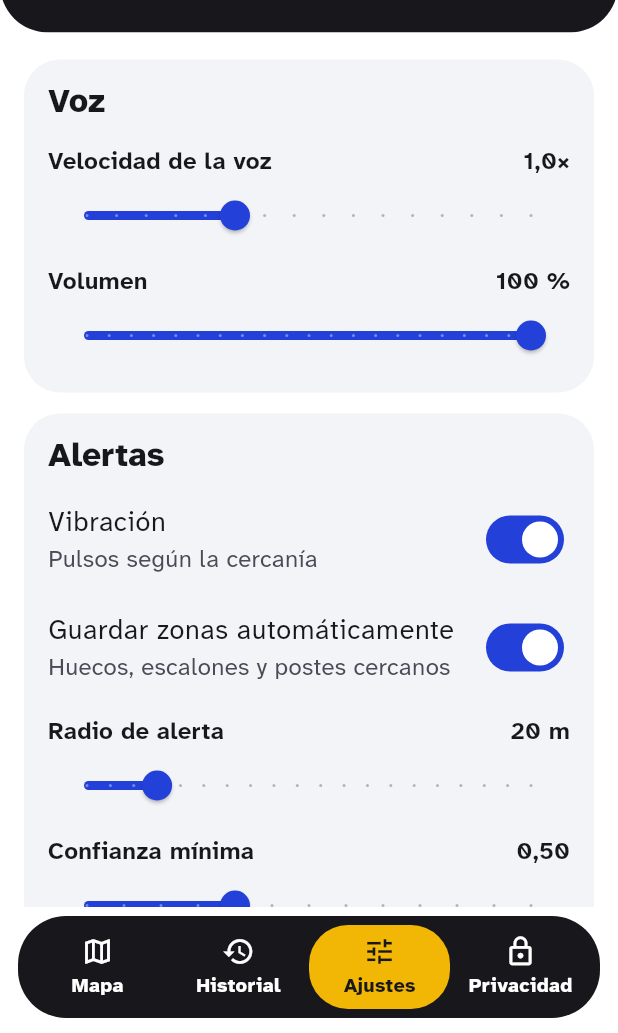
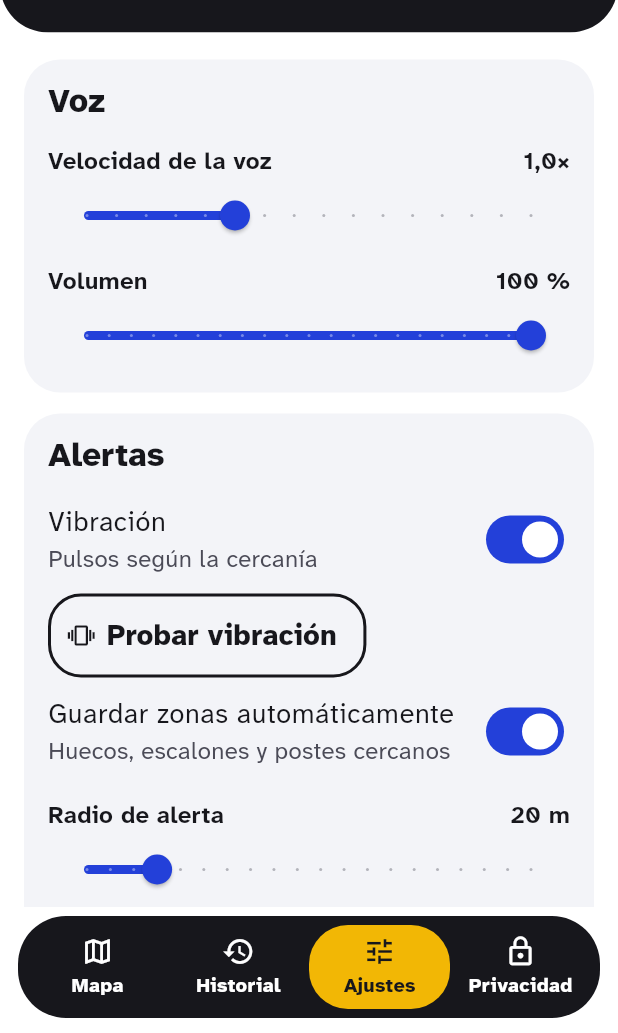
Before and after one commit to dramirezdlp99/eyesight-ai, a Flutter app: the CompanionShellView screen opened by its route, item 3 of the bottom bar chosen, on a phone screen of 412 x 824 dp, the part 203-1236 px from its top. Run offline on Flutter 3.47's test engine with Material 3 defaults, Android fonts, the phone set to English and light mode, and no system bars; our stand-ins replace camera, flutter_map, flutter_secure_storage, flutter_tts, geolocator, get and 8 more; missing offline and left inert: tflite_flutter; accounts and stored records are empty.

Commit message:
feat: agrega el boton probar vibracion

```diff
--- a/lib/presentation/views/companion/settings_view.dart
+++ b/lib/presentation/views/companion/settings_view.dart
@@ -1,3 +1,5 @@
+import 'dart:async';
+
 import 'package:flutter/material.dart';
 import 'package:get/get.dart';
 
@@ -111,6 +113,17 @@ class SettingsView extends GetView<SettingsController> {
                       subtitle: const Text('Pulsos según la cercanía'),
                       value: s.vibration,
                       onChanged: controller.setVibration,
+                    ),
+                    Align(
+                      alignment: Alignment.centerLeft,
+                      child: OutlinedButton.icon(
+                        icon: const Icon(Icons.vibration),
+                        label: const Text('Probar vibración'),
+                        onPressed: () {
+                          unawaited(controller.testVibration());
+                          showNotice(context, SettingsController.vibrationTest);
+                        },
+                      ),
                     ),
                     SwitchListTile(
                       contentPadding: EdgeInsets.zero,
```
